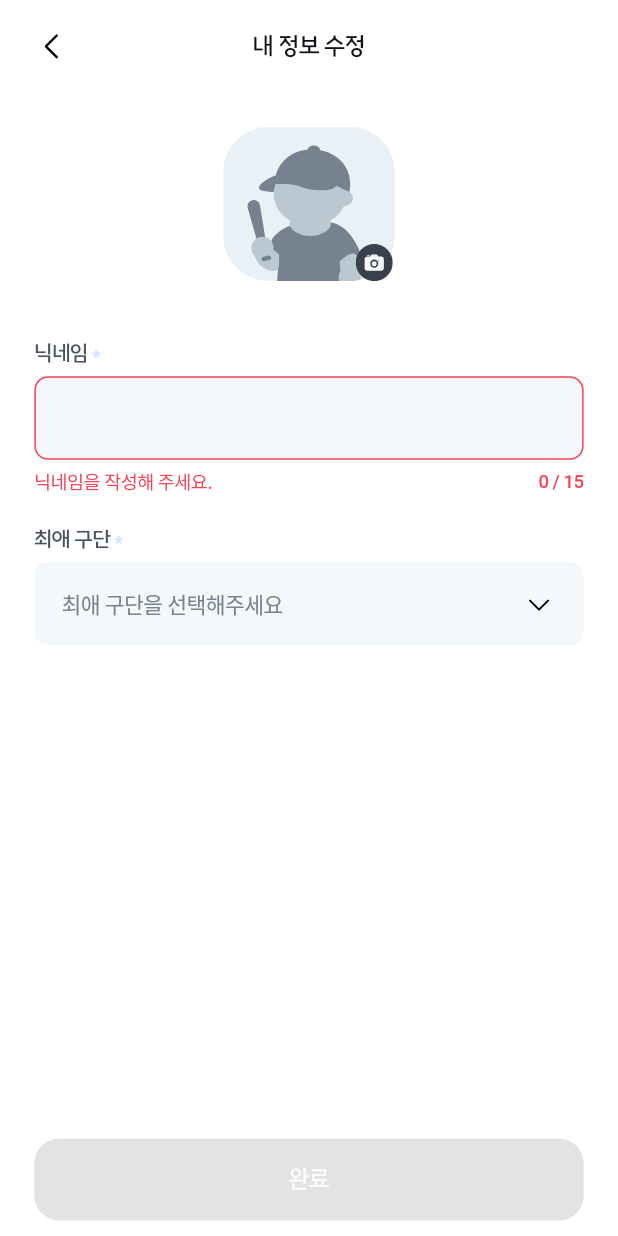
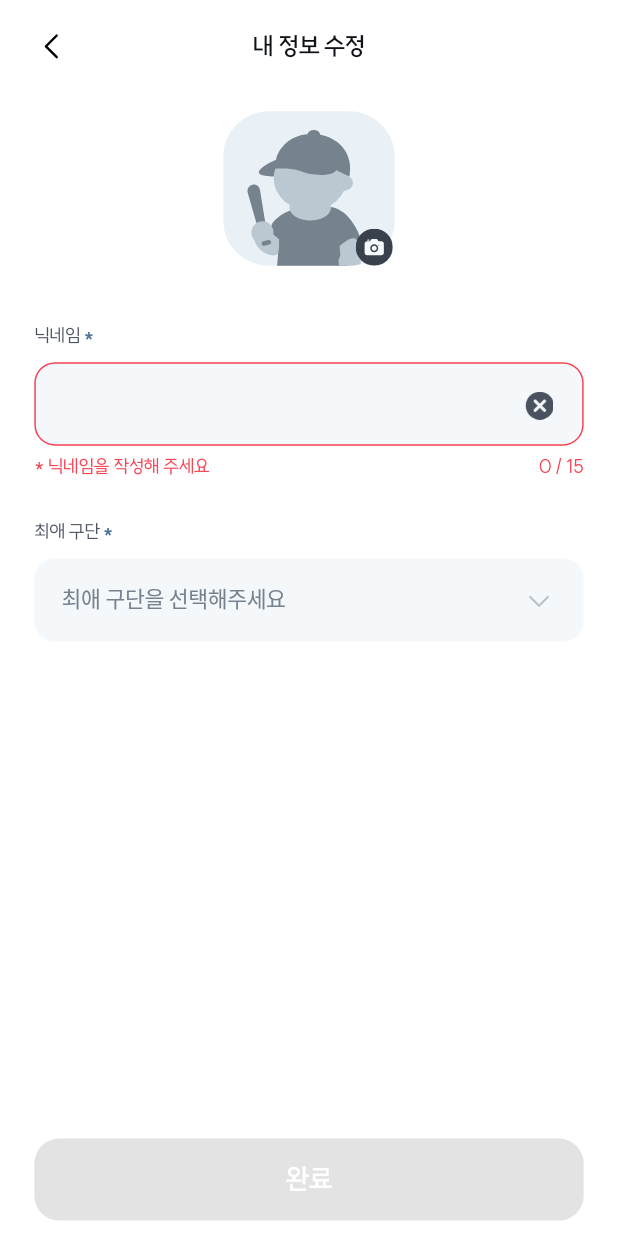
Before and after one commit to SeoHyeRyeong/OF9_frontend, a Flutter app: the EditProfileScreen screen opened directly, on a phone screen of 412 x 824 dp. Run offline on Flutter 3.47's test engine with Material 3 defaults, Android fonts, the phone set to English and light mode, and no system bars; our stand-ins replace camera, flutter_dotenv, flutter_screenutil, flutter_secure_storage, flutter_svg, google_fonts and 3 more; missing offline and left inert: google_mlkit_text_recognition, kakao_flutter_sdk_user; accounts and stored records are empty; network calls fail; Roboto replaces fonts that are missing (Pretendard); project files that could hold a hidden picture were left out.

Commit message:
refactor: 마이페이지 탭바, 내 정보 수정 리팩토링

```diff
--- a/lib/features/mypage/edit_profile_screen.dart
+++ b/lib/features/mypage/edit_profile_screen.dart
@@ -101,6 +101,24 @@ class _EditProfileScreenState extends State<EditProfileScreen> {
     setState(() {});
   }
 
+  // Delete 버튼 표시 조건
+  bool _shouldShowDeleteButton() {
+    if (_nicknameFocusNode.hasFocus) {
+      // 포커스가 있을 때: 텍스트가 있으면 표시
+      return _nicknameController.text.isNotEmpty;
+    } else {
+      // 포커스가 없을 때: 원본과 다르면 표시
+      return _nicknameController.text.trim() != originalNickname.trim();
+    }
+  }
+
+  // 포커스 해제 함수
+  void _unfocusTextField() {
+    if (_nicknameFocusNode.hasFocus) {
+      _nicknameFocusNode.unfocus();
+    }
+  }
+
   bool _isNicknameEmpty() {
     return _nicknameController.text.trim().isEmpty;
   }
@@ -170,6 +188,7 @@ class _EditProfileScreenState extends State<EditProfileScreen> {
   }
 
   Future<void> _selectFavTeam() async {
+    _unfocusTextField();
     final selectedTeam = await showTeamPicker(
       context: context,
       title: "최애 구단",
@@ -291,7 +310,7 @@ class _EditProfileScreenState extends State<EditProfileScreen> {
         // 이전 화면에 따라 분기 처리
         if (widget.previousRoute == 'mypage') {
           // 마이페이지에서 온 경우
-          Navigator.pop(context); // 단순히 뒤로가기
+          Navigator.pop(context, true); // 단순히 뒤로가기
         } else {
           // 설정 화면에서 온 경우 (기본값)
           Navigator.pushReplacement(
@@ -343,6 +362,8 @@ class _EditProfileScreenState extends State<EditProfileScreen> {
           _goBackToPreviousScreen();
         }
       },
+      child: GestureDetector(
+        onTap: _unfocusTextField, // 화면 어디든 누르면 포커스 해제
         child: Scaffold(
           backgroundColor: Colors.white,
           resizeToAvoidBottomInset: false,
@@ -388,7 +409,7 @@ class _EditProfileScreenState extends State<EditProfileScreen> {
                       ),
                     ),
 
-                  SizedBox(height: scaleHeight(22)),
+                    SizedBox(height: scaleHeight(12)),
 
                     // 프로필 이미지 영역
                     Center(
@@ -420,7 +441,7 @@ class _EditProfileScreenState extends State<EditProfileScreen> {
                       ),
                     ),
 
-                  SizedBox(height: scaleHeight(40)),
+                    SizedBox(height: scaleHeight(36)),
 
                     // 닉네임 라벨
                     Padding(
@@ -429,12 +450,12 @@ class _EditProfileScreenState extends State<EditProfileScreen> {
                         children: [
                           FixedText(
                             "닉네임",
-                          style: AppFonts.suite.b3_sb(context).copyWith(color: AppColors.gray600),
+                            style: AppFonts.suite.caption_md_500(context).copyWith(color: AppColors.gray600),
                           ),
                           SizedBox(width: scaleWidth(2)),
                           FixedText(
                             "*",
-                          style: AppFonts.suite.c1_b(context).copyWith(color: AppColors.pri200),
+                            style: AppFonts.suite.c1_b(context).copyWith(color: AppColors.pri700),
                           ),
                         ],
                       ),
@@ -452,10 +473,15 @@ class _EditProfileScreenState extends State<EditProfileScreen> {
                             height: scaleHeight(54),
                             decoration: BoxDecoration(
                               color: AppColors.gray30,
-                            borderRadius: BorderRadius.circular(scaleWidth(8)),
+                              borderRadius: BorderRadius.circular(scaleWidth(12)),
                               border: _hasNicknameError()
                                   ? Border.all(
                                 color: AppColors.error,
+                                width: 1,
+                              )
+                                  : _nicknameFocusNode.hasFocus
+                                  ? Border.all(
+                                color: AppColors.pri700,
                                 width: 1,
                               )
                                   : null,
@@ -475,16 +501,37 @@ class _EditProfileScreenState extends State<EditProfileScreen> {
                                 isCollapsed: true,
                                 contentPadding: EdgeInsets.only(
                                   left: scaleWidth(16),
-                                top: scaleHeight(15),
-                                bottom: scaleHeight(15),
+                                  right: scaleWidth(16),
+                                  top: scaleHeight(17),
                                 ),
                                 border: InputBorder.none,
+                                suffixIcon: _shouldShowDeleteButton()
+                                    ? GestureDetector(
+                                  onTap: () {
+                                    _nicknameController.clear();
+                                    setState(() {});
+                                  },
+                                  child: Padding(
+                                    padding: EdgeInsets.only(top: scaleHeight(17), right: scaleWidth(16)),
+                                    child: Image.asset(
+                                      AppImages.textfield_delete,
+                                      width: scaleWidth(18),
+                                      height: scaleHeight(18),
+                                      fit: BoxFit.contain,
+                                    ),
+                                  ),
+                                )
+                                    : null,
+                                suffixIconConstraints: BoxConstraints(
+                                  minWidth: scaleWidth(18),
+                                  minHeight: scaleHeight(18),
+                                ),
                               ),
                               textAlignVertical: TextAlignVertical.center,
-                            style: AppFonts.pretendard.b3_r_long(context).copyWith(color: AppColors.black),
+                              style: AppFonts.pretendard.body_sm_500(context).copyWith(color: AppColors.gray900),
                             ),
                           ),
-                        SizedBox(height: scaleHeight(8)),
+                          SizedBox(height: scaleHeight(4)),
                           SizedBox(
                             width: double.infinity,
                             child: Row(
@@ -493,19 +540,19 @@ class _EditProfileScreenState extends State<EditProfileScreen> {
                                 _hasNicknameError()
                                     ? FixedText(
                                   _isNicknameEmpty()
-                                    ? '닉네임을 작성해 주세요.'
-                                    : '이미 등록된 닉네임이에요.',
-                                style: AppFonts.pretendard.c1_m(context).copyWith(color: AppColors.error),
+                                      ? '* 닉네임을 작성해 주세요'
+                                      : '* 이미 등록된 닉네임이에요',
+                                  style: AppFonts.suite.caption_re_400(context).copyWith(color: AppColors.error),
                                 )
                                     : const SizedBox.shrink(),
                                 _hasNicknameError()
                                     ? FixedText(
                                   '$_currentLength / $_maxLength',
-                                style: AppFonts.pretendard.c1_m(context).copyWith(color: AppColors.error),
+                                  style: AppFonts.suite.caption_re_400(context).copyWith(color: AppColors.error),
                                 )
                                     : FixedText(
                                   '$_currentLength / $_maxLength',
-                                style: AppFonts.suite.c1_m(context).copyWith(color: AppColors.pri900),
+                                  style: AppFonts.suite.caption_re_400(context).copyWith(color: AppColors.gray800),
                                 ),
                               ],
                             ),
@@ -523,12 +570,12 @@ class _EditProfileScreenState extends State<EditProfileScreen> {
                         children: [
                           FixedText(
                             "최애 구단",
-                          style: AppFonts.suite.b3_sb(context).copyWith(color: AppColors.gray600),
+                            style: AppFonts.suite.caption_md_500(context).copyWith(color: AppColors.gray600),
                           ),
                           SizedBox(width: scaleWidth(2)),
                           FixedText(
                             "*",
-                          style: AppFonts.suite.c1_b(context).copyWith(color: AppColors.pri200),
+                            style: AppFonts.suite.c1_b(context).copyWith(color: AppColors.pri700),
                           ),
                         ],
                       ),
@@ -545,7 +592,7 @@ class _EditProfileScreenState extends State<EditProfileScreen> {
                           height: scaleHeight(54),
                           decoration: BoxDecoration(
                             color: AppColors.gray30,
-                          borderRadius: BorderRadius.circular(scaleWidth(8)),
+                            borderRadius: BorderRadius.circular(scaleWidth(12)),
                           ),
                           child: Padding(
                             padding: EdgeInsets.symmetric(horizontal: scaleWidth(16),),
@@ -556,10 +603,10 @@ class _EditProfileScreenState extends State<EditProfileScreen> {
                                     favTeam == "정보 불러오기 실패"
                                         ? "최애 구단을 선택해주세요"
                                         : favTeam,
-                                  style: AppFonts.pretendard.b3_r_long(context).copyWith(
+                                    style: AppFonts.pretendard.body_sm_500(context).copyWith(
                                       color: favTeam == "정보 불러오기 실패"
                                           ? AppColors.gray400
-                                        : AppColors.black,
+                                          : AppColors.gray900,
                                     ),
                                   ),
                                 ),
@@ -570,6 +617,7 @@ class _EditProfileScreenState extends State<EditProfileScreen> {
                                     width: scaleWidth(20),
                                     height: scaleHeight(20),
                                     fit: BoxFit.contain,
+                                    color: AppColors.gray200,
                                   ),
                                 ),
                               ],
@@ -609,9 +657,7 @@ class _EditProfileScreenState extends State<EditProfileScreen> {
                         child: Center(
                           child: FixedText(
                             '완료',
-                          style: AppFonts.suite
-                              .body_md_500(context)
-                              .copyWith(color: AppColors.gray20),
+                            style: AppFonts.suite.head_sm_700(context).copyWith(color: AppColors.gray20),
                           ),
                         ),
                       ),
@@ -619,6 +665,7 @@ class _EditProfileScreenState extends State<EditProfileScreen> {
                   ],
                 );
               },
+            ),
           ),
         ),
       ),
```
Also changed, not shown: lib/features/mypage/mypage_screen.dart (+220 -131 lines), assets/imgs/ic_heart_white.svg. Lines whose indentation alone changed are shown as unchanged.
